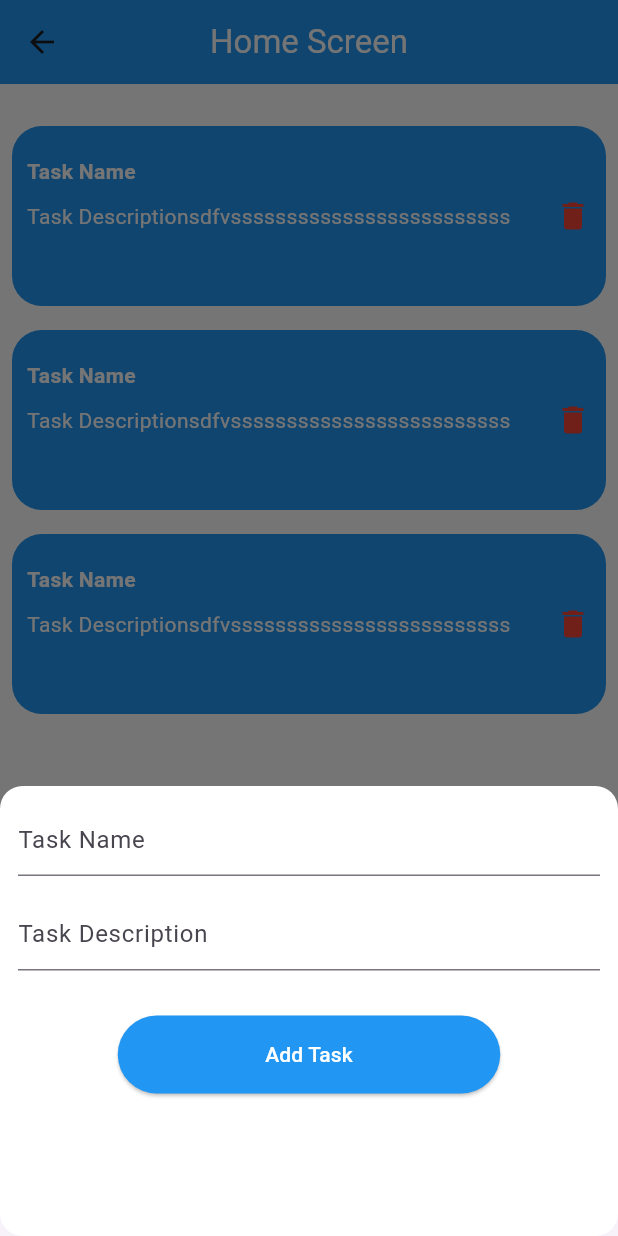
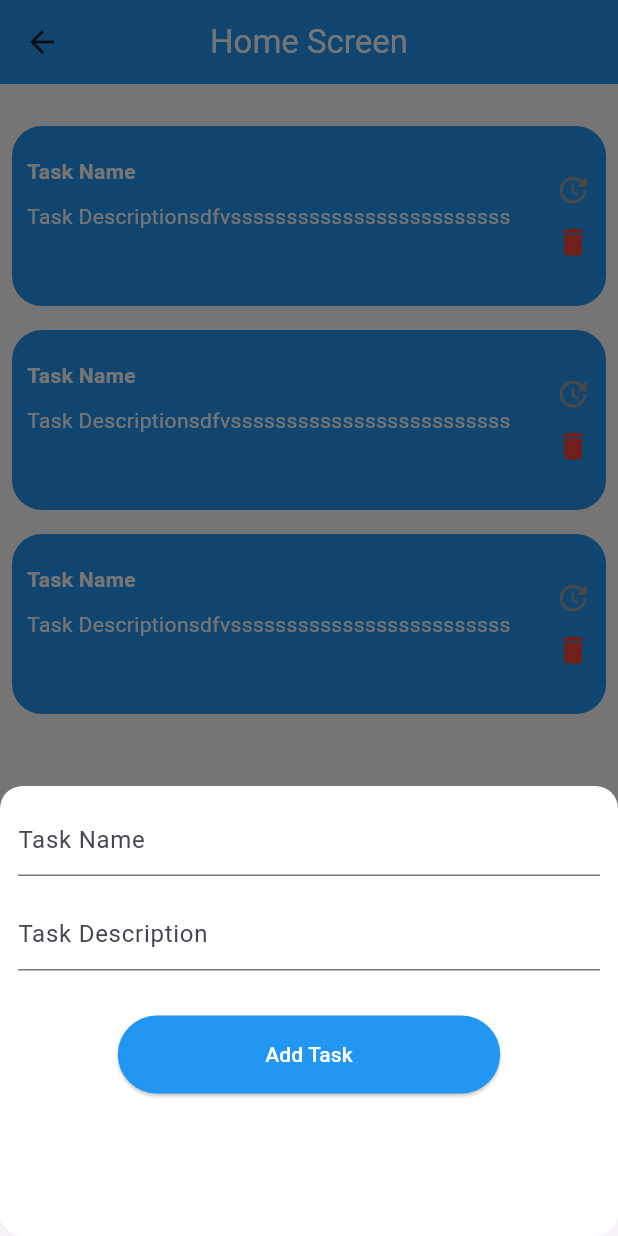
Before and after one commit to KarimYasser15/originators-todolist-flutter, a Flutter app: the HomeScreen screen opened by its route, after a tap on the "add" icon, on a phone screen of 412 x 824 dp. Run offline on Flutter 3.47's test engine with Material 3 defaults, Android fonts, the phone set to English and light mode, and no system bars.

Commit message:
Finished UI

```diff
--- a/lib/core/utils/routes_manager.dart
+++ b/lib/core/utils/routes_manager.dart
@@ -2,11 +2,13 @@ import 'package:flutter/material.dart';
 import 'package:todo_list/screens/auth/login/login.dart';
 import 'package:todo_list/screens/auth/signup/signup.dart';
 import 'package:todo_list/screens/home/home.dart';
+import 'package:todo_list/screens/update_task/update_task.dart';
 
 class RoutesManager {
   static const String login = "/login";
   static const String signUp = "/signup";
   static const String home = "/home";
+  static const String updateTask = "/updateTask";
 
   static Route? router(RouteSettings settings) {
     switch (settings.name) {
@@ -19,6 +21,8 @@ class RoutesManager {
 
       case home:
         return MaterialPageRoute(builder: (context) => HomeScreen());
+      case updateTask:
+        return MaterialPageRoute(builder: (context) => UpdateTaskScreen());
     }
   }
 }
--- a/lib/screens/home/home.dart
+++ b/lib/screens/home/home.dart
@@ -10,10 +10,10 @@ class HomeScreen extends StatelessWidget {
 
   @override
   Widget build(BuildContext context) {
-    TaskProvider taskProvider = Provider.of<TaskProvider>(context);
+    //TaskProvider taskProvider = Provider.of<TaskProvider>(context);
     if (firstTimeToGetTasks) {
       firstTimeToGetTasks = false;
-      taskProvider.getAllTasks();
+      //taskProvider.getAllTasks();
     }
     return Scaffold(
       appBar: AppBar(
--- a/lib/screens/home/widget/task_item_widget.dart
+++ b/lib/screens/home/widget/task_item_widget.dart
@@ -1,4 +1,5 @@
 import 'package:flutter/material.dart';
+import 'package:todo_list/core/utils/routes_manager.dart';
 
 class TaskItemWidget extends StatelessWidget {
   TaskItemWidget({super.key, this.taskName, this.taskDescription});
@@ -44,14 +45,30 @@ class TaskItemWidget extends StatelessWidget {
                   ],
                 ),
               ),
+              Column(
+                mainAxisAlignment: MainAxisAlignment.spaceEvenly,
+                children: [
+                  InkWell(
+                    child: Icon(
+                      Icons.update,
+                      color: Colors.grey,
+                    ),
+                    onTap: () {
+                      Navigator.pushNamed(context, RoutesManager.updateTask);
+                      print("PRESSED");
+                    },
+                  ),
                   InkWell(
                     child: Icon(
                       Icons.delete,
                       color: Colors.red,
                     ),
                     onTap: () {
+                      deleteTask();
                       print("PRESSED");
                     },
+                  ),
+                ],
               ),
             ],
           ),
@@ -59,4 +76,6 @@ class TaskItemWidget extends StatelessWidget {
       ),
     );
   }
+
+  void deleteTask() {}
 }
--- a/lib/widgets/default_text_form_field.dart
+++ b/lib/widgets/default_text_form_field.dart
@@ -7,13 +7,19 @@ class DefaultTextFormField extends StatelessWidget {
   TextEditingController? controller;
   bool isPassword;
 
-  DefaultTextFormField(
-      {required this.hintText, required this.controller, this.validator, this.isPassword = false});
+  DefaultTextFormField({
+    required this.hintText,
+    required this.controller,
+    this.validator,
+    this.isPassword = false,
+  });
 
   @override
   Widget build(BuildContext context) {
     return TextFormField(
-      decoration: InputDecoration(hintText: hintText,),
+      decoration: InputDecoration(
+        hintText: hintText,
+      ),
       obscureText: isPassword,
       controller: controller,
       validator: validator,
```
Also changed, not shown: lib/screens/update_task/update_task.dart (added, +64 -0 lines). Lines whose indentation alone changed are shown as unchanged.
